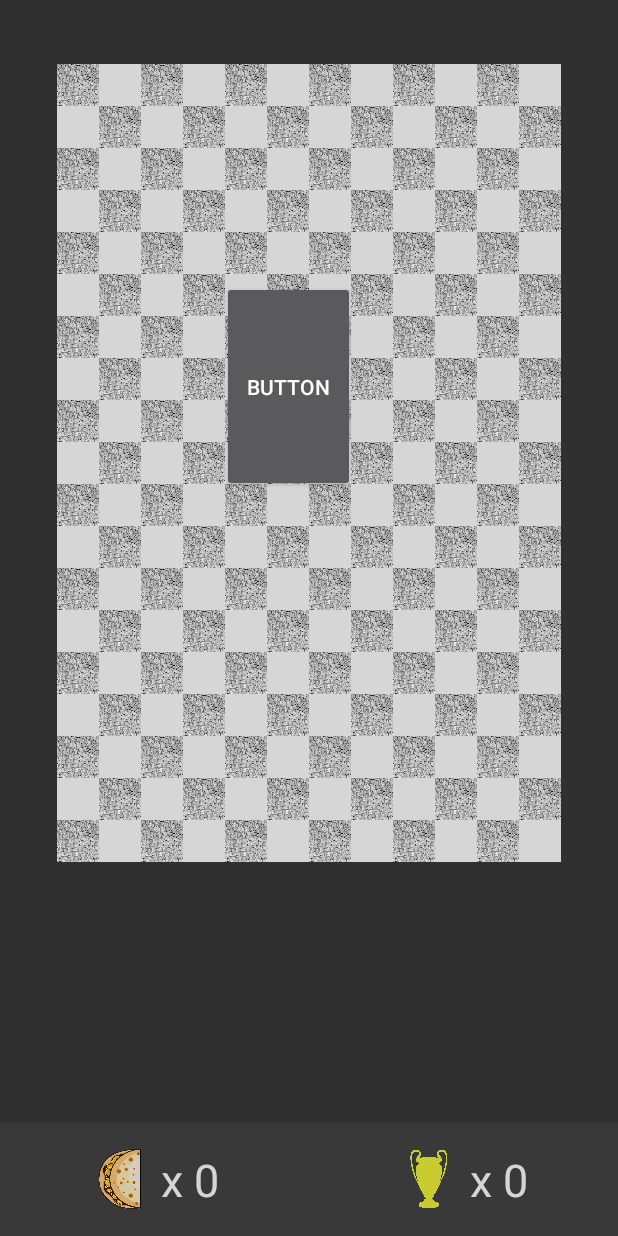
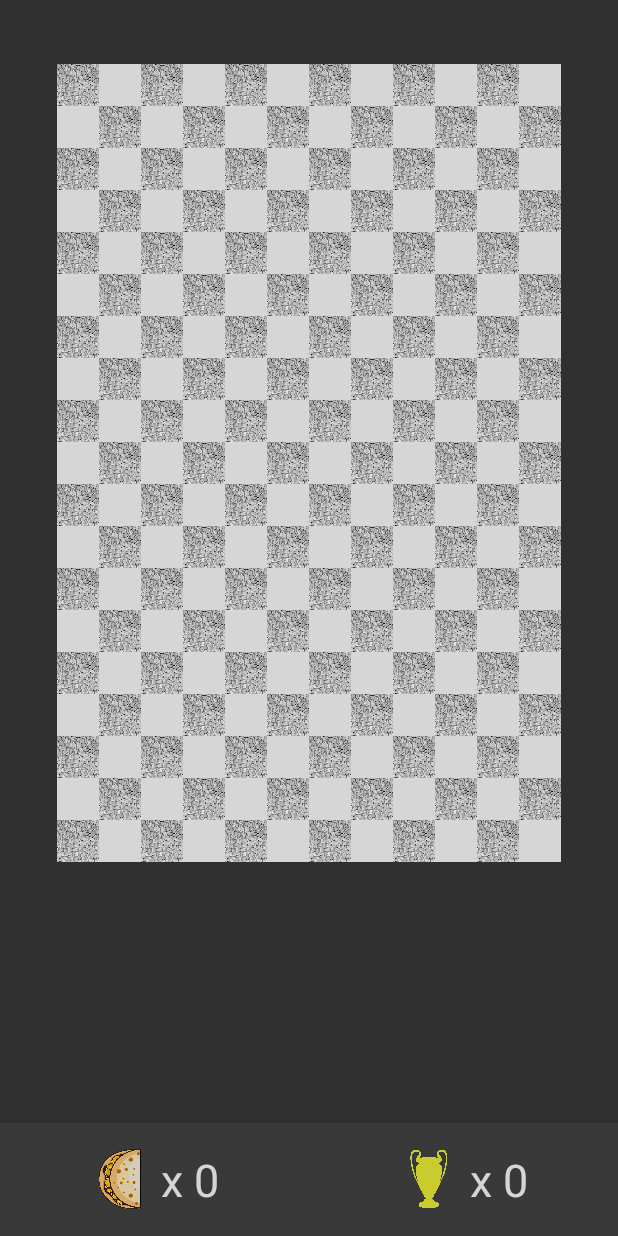
Before and after one commit to JuanSob/Masacuata, an Android app: the screen it shows after launch (MainActivity), on a phone screen of 412 x 824 dp. Run offline under Robolectric (Android 15) with nearby library versions, the phone set to English and light mode, and no system bars.

Commit message:
Realice cambios

```diff
--- a/app/src/main/res/layout/activity_main.xml
+++ b/app/src/main/res/layout/activity_main.xml
@@ -71,22 +71,4 @@
         </RelativeLayout>
     </LinearLayout>
 
-    <Button
-        android:id="@+id/button2"
-        android:layout_width="wrap_content"
-        android:layout_height="wrap_content"
-        android:layout_alignParentStart="true"
-        android:layout_alignParentLeft="true"
-        android:layout_alignParentTop="true"
-        android:layout_alignParentEnd="true"
-        android:layout_alignParentRight="true"
-        android:layout_alignParentBottom="true"
-        android:layout_marginStart="148dp"
-        android:layout_marginLeft="148dp"
-        android:layout_marginTop="187dp"
-        android:layout_marginEnd="175dp"
-        android:layout_marginRight="175dp"
-        android:layout_marginBottom="496dp"
-        android:text="Button" />
-
 </RelativeLayout>
```
